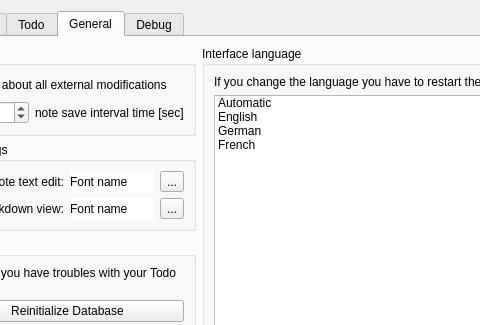
pbek/QOwnNotes, file src/dialogs/settingsdialog.ui: the form before one commit; both pictures show x 83 to 563 and y 0 to 325 of the 1237 by 888 pixel window.
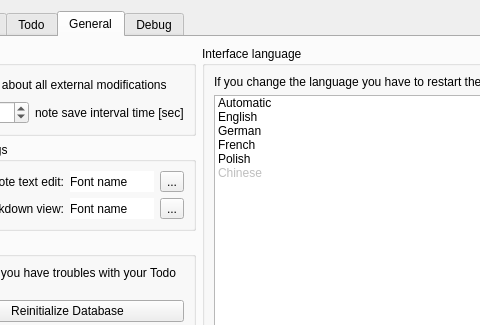
The form after the commit. Icons and pictures are not drawn. Custom widgets are drawn as their Qt base class.

Commit message: added Polish and Chinese translation to the UI and the packaging processes

Diff of the .ui file:
```diff
--- a/src/dialogs/settingsdialog.ui
+++ b/src/dialogs/settingsdialog.ui
@@ -932,6 +932,25 @@
                   <string notr="true">fr</string>
                  </property>
                 </item>
+                <item>
+                 <property name="text">
+                  <string>Polish</string>
+                 </property>
+                 <property name="whatsThis">
+                  <string>pl</string>
+                 </property>
+                </item>
+                <item>
+                 <property name="text">
+                  <string>Chinese</string>
+                 </property>
+                 <property name="whatsThis">
+                  <string>cn</string>
+                 </property>
+                 <property name="flags">
+                  <set>ItemIsSelectable|ItemIsDragEnabled|ItemIsUserCheckable</set>
+                 </property>
+                </item>
                </widget>
               </item>
               <item row="0" column="0">
```
The commit also changes 7 other files.
